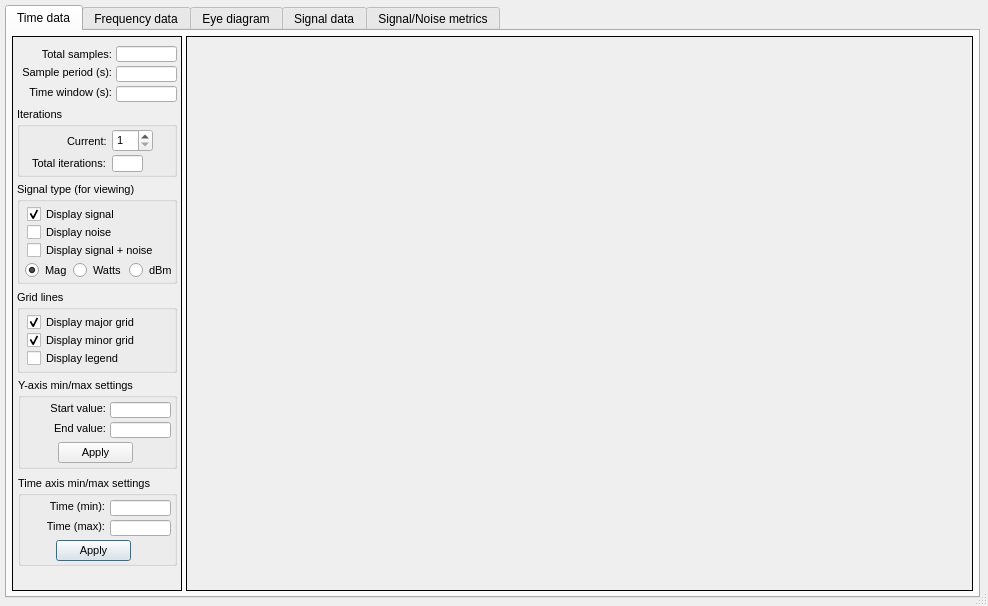
Above: source/syslab_gui_files/ElectricalDataViewer.ui from marc-verreault/systemlab-design before the change. Below: the same form after it.
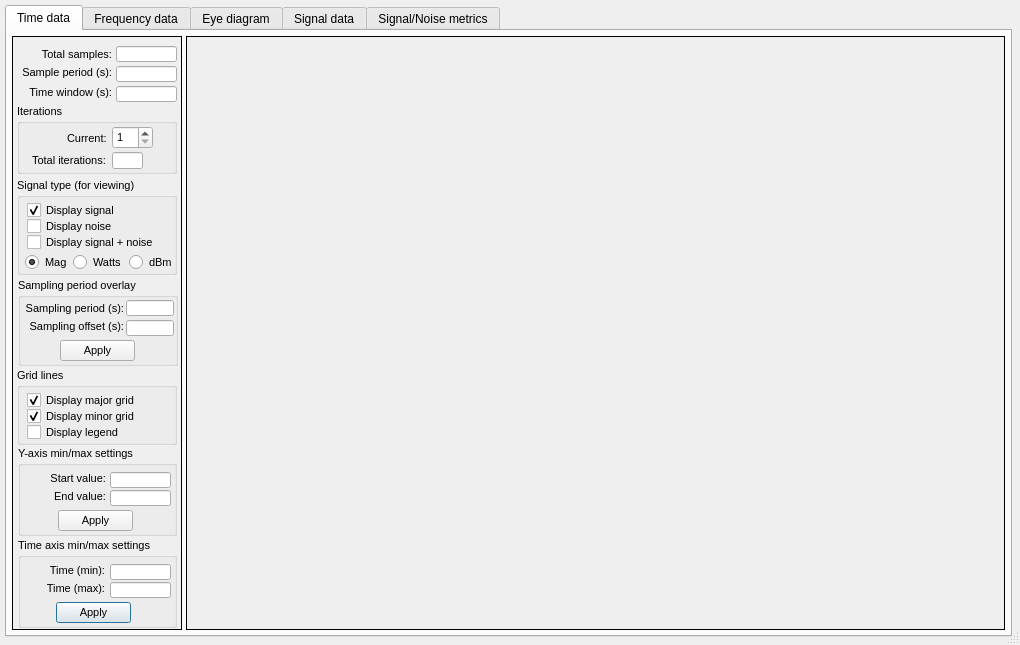
That is the form after the change. Icons and pictures are not drawn.

```diff
--- a/source/syslab_gui_files/ElectricalDataViewer.ui
+++ b/source/syslab_gui_files/ElectricalDataViewer.ui
@@ -9,13 +9,13 @@
    <rect>
     <x>0</x>
     <y>0</y>
-    <width>988</width>
-    <height>606</height>
+    <width>1020</width>
+    <height>645</height>
    </rect>
   </property>
   <property name="font">
    <font>
-    <family>MS Shell Dlg 2</family>
+    <family>Segoe UI</family>
    </font>
   </property>
   <property name="windowTitle">
@@ -236,9 +236,9 @@
           <property name="geometry">
            <rect>
             <x>5</x>
-            <y>146</y>
+            <y>142</y>
             <width>160</width>
-            <height>102</height>
+            <height>97</height>
            </rect>
           </property>
           <property name="title">
@@ -264,7 +264,7 @@
            <property name="geometry">
             <rect>
              <x>10</x>
-             <y>42</y>
+             <y>40</y>
              <width>102</width>
              <height>17</height>
             </rect>
@@ -277,7 +277,7 @@
            <property name="geometry">
             <rect>
              <x>10</x>
-             <y>60</y>
+             <y>56</y>
              <width>138</width>
              <height>17</height>
             </rect>
@@ -290,7 +290,7 @@
            <property name="geometry">
             <rect>
              <x>56</x>
-             <y>80</y>
+             <y>76</y>
              <width>51</width>
              <height>17</height>
             </rect>
@@ -306,7 +306,7 @@
            <property name="geometry">
             <rect>
              <x>112</x>
-             <y>80</y>
+             <y>76</y>
              <width>46</width>
              <height>17</height>
             </rect>
@@ -319,7 +319,7 @@
            <property name="geometry">
             <rect>
              <x>8</x>
-             <y>80</y>
+             <y>76</y>
              <width>44</width>
              <height>17</height>
             </rect>
@@ -336,7 +336,7 @@
           <property name="geometry">
            <rect>
             <x>5</x>
-            <y>71</y>
+            <y>68</y>
             <width>160</width>
             <height>70</height>
            </rect>
@@ -410,9 +410,9 @@
           <property name="geometry">
            <rect>
             <x>5</x>
-            <y>254</y>
+            <y>332</y>
             <width>160</width>
-            <height>83</height>
+            <height>77</height>
            </rect>
           </property>
           <property name="title">
@@ -438,7 +438,7 @@
            <property name="geometry">
             <rect>
              <x>10</x>
-             <y>42</y>
+             <y>40</y>
              <width>124</width>
              <height>17</height>
             </rect>
@@ -454,7 +454,7 @@
            <property name="geometry">
             <rect>
              <x>10</x>
-             <y>60</y>
+             <y>56</y>
              <width>104</width>
              <height>17</height>
             </rect>
@@ -471,7 +471,7 @@
           <property name="geometry">
            <rect>
             <x>6</x>
-            <y>440</y>
+            <y>502</y>
             <width>159</width>
             <height>90</height>
            </rect>
@@ -483,7 +483,7 @@
            <property name="geometry">
             <rect>
              <x>92</x>
-             <y>24</y>
+             <y>26</y>
              <width>61</width>
              <height>16</height>
             </rect>
@@ -503,7 +503,7 @@
            <property name="geometry">
             <rect>
              <x>26</x>
-             <y>20</y>
+             <y>22</y>
              <width>61</width>
              <height>20</height>
             </rect>
@@ -549,9 +549,9 @@
           <property name="geometry">
            <rect>
             <x>6</x>
-            <y>342</y>
+            <y>410</y>
             <width>159</width>
-            <height>91</height>
+            <height>90</height>
            </rect>
           </property>
           <property name="title">
@@ -561,7 +561,7 @@
            <property name="geometry">
             <rect>
              <x>92</x>
-             <y>24</y>
+             <y>26</y>
              <width>61</width>
              <height>16</height>
             </rect>
@@ -581,7 +581,7 @@
            <property name="geometry">
             <rect>
              <x>24</x>
-             <y>20</y>
+             <y>22</y>
              <width>64</width>
              <height>20</height>
             </rect>
@@ -623,6 +623,84 @@
            </property>
           </widget>
          </widget>
+         <widget class="QGroupBox" name="groupBox_13">
+          <property name="geometry">
+           <rect>
+            <x>6</x>
+            <y>242</y>
+            <width>160</width>
+            <height>88</height>
+           </rect>
+          </property>
+          <property name="title">
+           <string>Sampling period overlay</string>
+          </property>
+          <widget class="QLineEdit" name="samplingPeriodDataField">
+           <property name="geometry">
+            <rect>
+             <x>108</x>
+             <y>22</y>
+             <width>48</width>
+             <height>16</height>
+            </rect>
+           </property>
+          </widget>
+          <widget class="QLabel" name="label_19">
+           <property name="geometry">
+            <rect>
+             <x>4</x>
+             <y>20</y>
+             <width>102</width>
+             <height>20</height>
+            </rect>
+           </property>
+           <property name="text">
+            <string>Sampling period (s):</string>
+           </property>
+           <property name="alignment">
+            <set>Qt::AlignRight|Qt::AlignTrailing|Qt::AlignVCenter</set>
+           </property>
+          </widget>
+          <widget class="QLineEdit" name="samplingPeriodOffset">
+           <property name="geometry">
+            <rect>
+             <x>108</x>
+             <y>42</y>
+             <width>48</width>
+             <height>16</height>
+            </rect>
+           </property>
+          </widget>
+          <widget class="QLabel" name="label_22">
+           <property name="geometry">
+            <rect>
+             <x>4</x>
+             <y>38</y>
+             <width>102</width>
+             <height>20</height>
+            </rect>
+           </property>
+           <property name="text">
+            <string>Sampling offset (s):</string>
+           </property>
+           <property name="alignment">
+            <set>Qt::AlignRight|Qt::AlignTrailing|Qt::AlignVCenter</set>
+           </property>
+          </widget>
+          <widget class="QPushButton" name="actionSamplingPeriod">
+           <property name="geometry">
+            <rect>
+             <x>42</x>
+             <y>62</y>
+             <width>75</width>
+             <height>21</height>
+            </rect>
+           </property>
+           <property name="text">
+            <string>Apply</string>
+           </property>
+          </widget>
+         </widget>
         </widget>
        </item>
       </layout>
```
Left out of the diff: 2 changed lines with no effect on the pictures.
